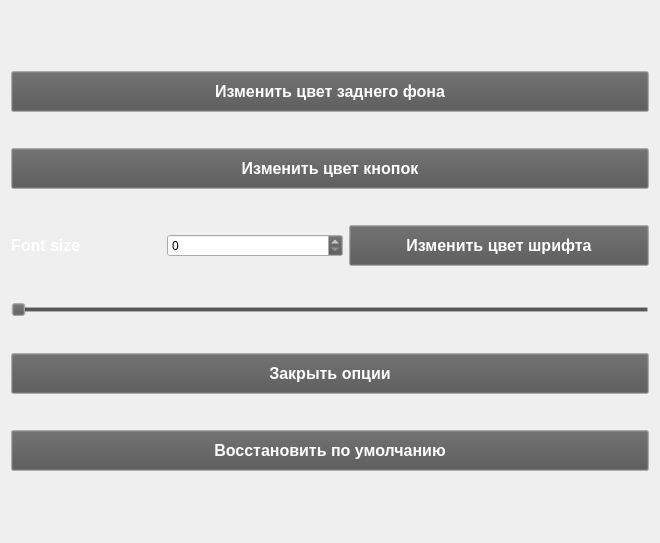
Qt form optionswidget.ui (RocketBunny727/CarSharring) before a commit.
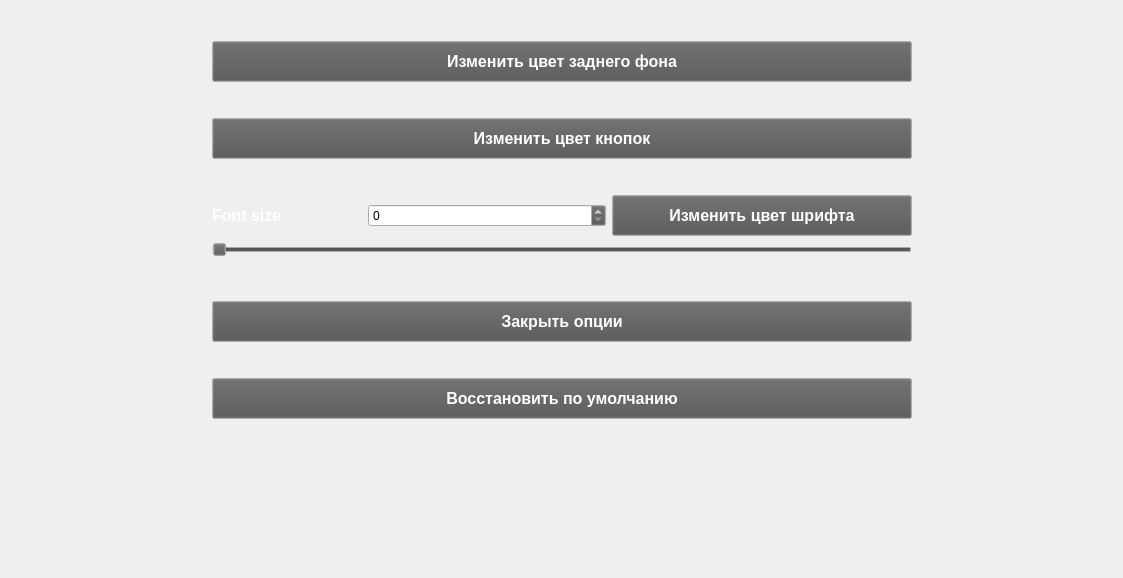
The same form after that commit.

Commit message: upgrade design

```diff
--- a/optionswidget.ui
+++ b/optionswidget.ui
@@ -6,8 +6,8 @@
    <rect>
     <x>0</x>
     <y>0</y>
-    <width>660</width>
-    <height>543</height>
+    <width>1123</width>
+    <height>578</height>
    </rect>
   </property>
   <property name="palette">
@@ -187,6 +187,23 @@
   </property>
   <layout class="QVBoxLayout" name="verticalLayout">
    <item>
+    <layout class="QVBoxLayout" name="verticalLayout_2">
+     <item>
+      <layout class="QHBoxLayout" name="horizontalLayout_2">
+       <item>
+        <spacer name="horizontalSpacer">
+         <property name="orientation">
+          <enum>Qt::Orientation::Horizontal</enum>
+         </property>
+         <property name="sizeHint" stdset="0">
+          <size>
+           <width>40</width>
+           <height>20</height>
+          </size>
+         </property>
+        </spacer>
+       </item>
+       <item>
     <layout class="QVBoxLayout" name="verticalLayout_3">
      <item>
       <spacer name="verticalSpacer_6">
@@ -208,7 +225,7 @@
       <widget class="QPushButton" name="backgroundColorButton">
        <property name="minimumSize">
         <size>
-         <width>0</width>
+             <width>700</width>
          <height>41</height>
         </size>
        </property>
@@ -417,7 +434,7 @@
       <widget class="QPushButton" name="buttonColorButton">
        <property name="minimumSize">
         <size>
-         <width>0</width>
+             <width>700</width>
          <height>41</height>
         </size>
        </property>
@@ -596,6 +613,12 @@
      </item>
      <item>
       <spacer name="verticalSpacer_3">
+           <property name="minimumSize">
+            <size>
+             <width>700</width>
+             <height>0</height>
+            </size>
+           </property>
        <property name="orientation">
         <enum>Qt::Orientation::Vertical</enum>
        </property>
@@ -605,7 +628,7 @@
        <property name="sizeHint" stdset="0">
         <size>
          <width>20</width>
-         <height>30</height>
+             <height>38</height>
         </size>
        </property>
       </spacer>
@@ -634,7 +657,7 @@
        <property name="sizeHint" stdset="0">
         <size>
          <width>20</width>
-         <height>30</height>
+             <height>38</height>
         </size>
        </property>
       </spacer>
@@ -643,7 +666,7 @@
       <widget class="QPushButton" name="closeButton">
        <property name="minimumSize">
         <size>
-         <width>0</width>
+             <width>700</width>
          <height>41</height>
         </size>
        </property>
@@ -680,7 +703,7 @@
       <widget class="QPushButton" name="resetButton">
        <property name="minimumSize">
         <size>
-         <width>0</width>
+             <width>700</width>
          <height>41</height>
         </size>
        </property>
@@ -714,6 +737,36 @@
       </spacer>
      </item>
     </layout>
+       </item>
+       <item>
+        <spacer name="horizontalSpacer_2">
+         <property name="orientation">
+          <enum>Qt::Orientation::Horizontal</enum>
+         </property>
+         <property name="sizeHint" stdset="0">
+          <size>
+           <width>40</width>
+           <height>20</height>
+          </size>
+         </property>
+        </spacer>
+       </item>
+      </layout>
+     </item>
+    </layout>
+   </item>
+   <item>
+    <spacer name="verticalSpacer_8">
+     <property name="orientation">
+      <enum>Qt::Orientation::Vertical</enum>
+     </property>
+     <property name="sizeHint" stdset="0">
+      <size>
+       <width>20</width>
+       <height>40</height>
+      </size>
+     </property>
+    </spacer>
    </item>
   </layout>
  </widget>
```
Lines whose indentation alone changed are shown as unchanged. The commit also changes 5 other files.
